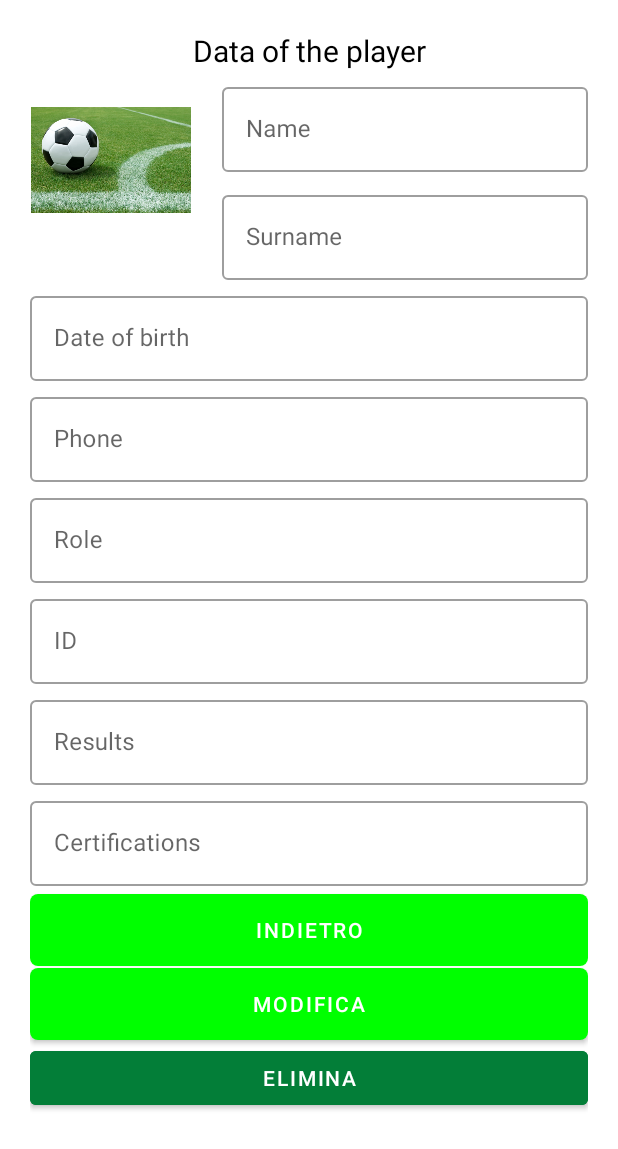
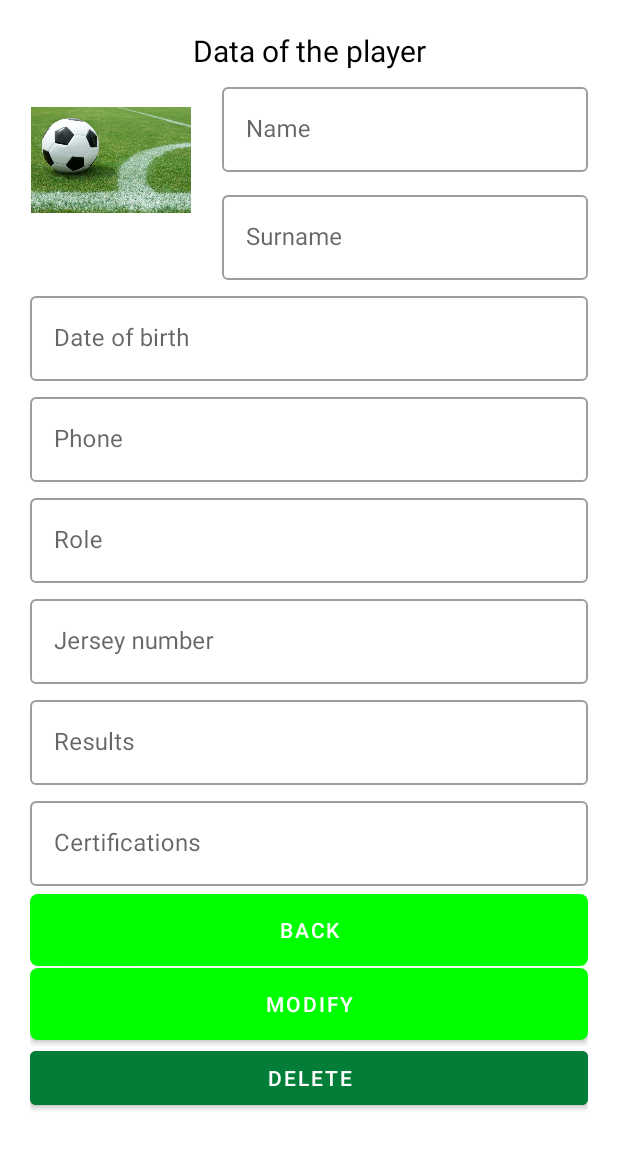
Before and after one commit to Tamagosci/FootballTeam, an Android app: the SeePlayerActivity screen opened directly, with no data from a screen before it, on a phone screen of 412 x 824 dp. Shown: the top 1149 px of the screen. Run offline under Robolectric (Android 15) with nearby library versions, the phone set to English and light mode, and no system bars; our stand-ins replace Firebase (no records; nobody signed in at launch, a user with empty details on screens opened directly); 8 statements that could not run were skipped.

```diff
--- a/app/src/main/res/layout/activity_see_player.xml
+++ b/app/src/main/res/layout/activity_see_player.xml
@@ -132,11 +132,11 @@
         style="@style/Widget.MaterialComponents.TextInputLayout.OutlinedBox"
         android:layout_width="match_parent"
         android:layout_height="wrap_content"
-        android:hint="ID"
+        android:hint="@string/insert_jersey"
         android:paddingBottom="5dp">
 
         <com.google.android.material.textfield.TextInputEditText
-            android:id="@+id/idnumeroPlayerSeeActivity"
+            android:id="@+id/numeromagliaPlayerSeeActivity"
             android:layout_width="match_parent"
             android:layout_height="wrap_content"
             android:enabled="false"
@@ -187,14 +187,15 @@
         android:layout_marginBottom="1dp"
         android:background="@drawable/two_state_button"
         android:onClick="onReturn"
-        android:text="INDIETRO"
+        android:text="@string/back"
         android:textColor="@color/white" />
 
     <Button
+        android:id="@+id/modificabutton"
         android:layout_width="match_parent"
         android:layout_height="wrap_content"
         android:layout_marginBottom="1dp"
-        android:text="MODIFICA"
+        android:text="@string/modify"
         android:onClick="onModify"
         android:textColor="@color/white"
         android:background="@drawable/two_state_button"/>
@@ -205,7 +206,7 @@
         android:layout_height="wrap_content"
         android:backgroundTint="@color/green_700"
         android:onClick="deleteORconfirm"
-        android:text="ELIMINA"
+        android:text="@string/delete"
         android:textColor="@color/white" />
 
 </LinearLayout>
--- a/app/src/main/res/layout/add_player.xml
+++ b/app/src/main/res/layout/add_player.xml
@@ -123,7 +123,7 @@
         android:layout_height="wrap_content"
         android:paddingBottom="10dp"
         style="@style/Widget.MaterialComponents.TextInputLayout.OutlinedBox"
-        android:hint="ID"
+        android:hint="@string/insert_jersey"
         android:id="@+id/numeromagliaPlayerEsterna">
 
         <com.google.android.material.textfield.TextInputEditText
@@ -178,7 +178,7 @@
     <Button
         android:layout_width="match_parent"
         android:layout_height="wrap_content"
-        android:text="INDIETRO"
+        android:text="@string/back"
         android:onClick="onReturn"
         android:backgroundTint="@color/green_700"/>
 
--- a/app/src/main/res/values/strings.xml
+++ b/app/src/main/res/values/strings.xml
@@ -40,11 +40,16 @@
     <string name="insert_data">Insert the data</string>
     <string name="insert_databirth">Date of birth</string>
     <string name="insert_role">Role</string>
+    <string name="insert_jersey">Jersey number</string>
     <string name="insert_certification">Certifications</string>
     <string name="insert_results">Results</string>
     <string name="add">ADD</string>
 
-
+    <string name="confirm">CONFIRM</string>
+    <string name="modify_data">MODIFY THE DATA</string>
+    <string name="back">BACK</string>
+    <string name="modify">MODIFY</string>
+    <string name="delete">DELETE</string>
     <string name="personal_date">Data of the player</string>
 
 </resources>
```
Also changed, not shown: app/src/main/java/com/dispositivimobili/footballteam/AddFootballerActivity.kt (+13 -1 lines), app/src/main/java/com/dispositivimobili/footballteam/PrincipalActivity.kt (+4 -12 lines), app/src/main/java/com/dispositivimobili/footballteam/SeePlayerActivity.kt (+15 -13 lines), app/src/main/res/layout/toolbarprincipal.xml (+5 -4 lines), 1 other file.
